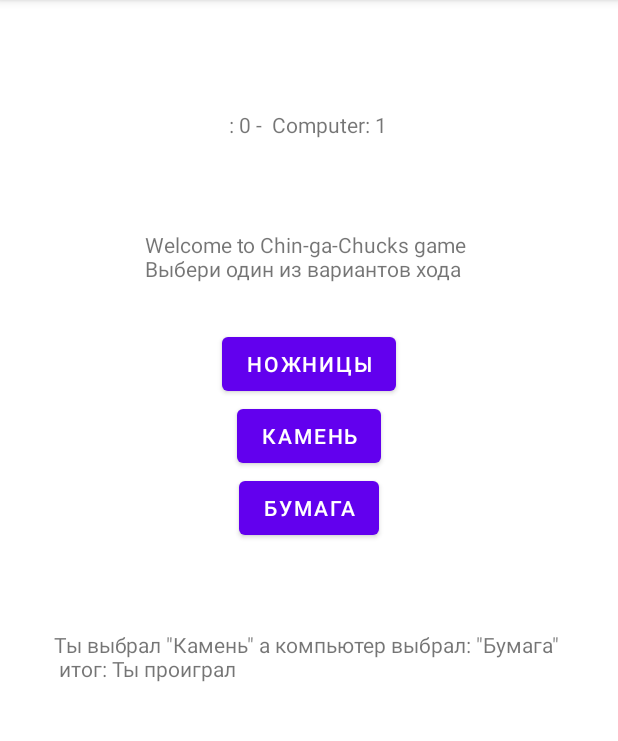
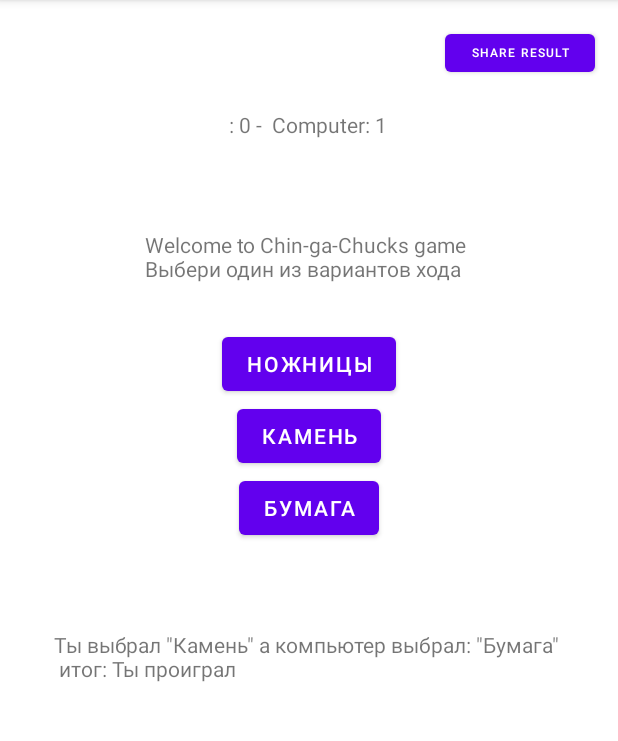
Before and after one commit to kkaaef/Chingachuks, an Android app: the MainActivity screen opened directly, with no data from a screen before it, after a tap on "КАМЕНЬ", on a phone screen of 412 x 824 dp, the part 84-825 px from its top. Run offline under Robolectric (Android 15) with nearby library versions, the phone set to English and light mode, and no system bars; 1 statement that could not run was skipped.

Commit message:
Created Share button wih fun sendResult

```diff
--- a/app/src/main/java/com/example/chin_ga_chuks/MainActivity.kt
+++ b/app/src/main/java/com/example/chin_ga_chuks/MainActivity.kt
@@ -16,6 +16,7 @@ class MainActivity : AppCompatActivity() {
     }
     private var scoreUser = 0
     private var scoreComp = 0
+
     override fun onCreate(savedInstanceState: Bundle?) {
         super.onCreate(savedInstanceState)
         setContentView(R.layout.activity_main)
@@ -24,11 +25,12 @@ class MainActivity : AppCompatActivity() {
         score?.setText("$name: $scoreUser -  Computer: $scoreComp")
     }
 
-    @Override
+
+
     fun choose(view: View) {
+        var result = findViewById<TextView>(R.id.result)
         val arr = arrayOf("Камень","Ножницы","Бумага")
         val compChoose = arr[(Math.random()*3).toInt()]
-        val result = findViewById<TextView>(R.id.result)
         view as Button
         var res =""
         if (view.text =="Бумага" && compChoose == "Камень"){
@@ -46,10 +48,14 @@ class MainActivity : AppCompatActivity() {
         else{
             res="Ты проиграл"
             scoreComp+=1}
-        result.setText("Ты выбрал \"${view.text}\" а компьютер выбрал: \"$compChoose\" \n итог: $res")
+        result?.text = "Ты выбрал \"${view.text}\" а компьютер выбрал: \"$compChoose\" \n итог: $res"
         score?.text = "$name: $scoreUser -  Computer: $scoreComp"
 
     }
-
-
+    fun sendResult(view: View) {
+        val intent = Intent(Intent.ACTION_SEND)
+        intent.type = "text/plain"
+        intent.putExtra(Intent.EXTRA_TEXT, score?.text)
+        startActivity(intent)
+        }
 }
--- a/app/src/main/res/layout/activity_main.xml
+++ b/app/src/main/res/layout/activity_main.xml
@@ -5,6 +5,20 @@
     android:layout_width="match_parent"
     android:layout_height="match_parent"
     tools:context=".MainActivity">
+
+    <Button
+        android:id="@+id/share"
+        android:layout_width="100dp"
+        android:layout_height="37dp"
+        android:text="share result"
+        android:textSize="8dp"
+        app:layout_constraintBottom_toBottomOf="parent"
+        app:layout_constraintEnd_toEndOf="parent"
+        app:layout_constraintHorizontal_bias="0.95"
+        app:layout_constraintStart_toStartOf="parent"
+        app:layout_constraintTop_toTopOf="parent"
+        app:layout_constraintVertical_bias="0.023"
+        android:onClick="sendResult"/>
 
     <TextView
         android:id="@+id/score"
```
